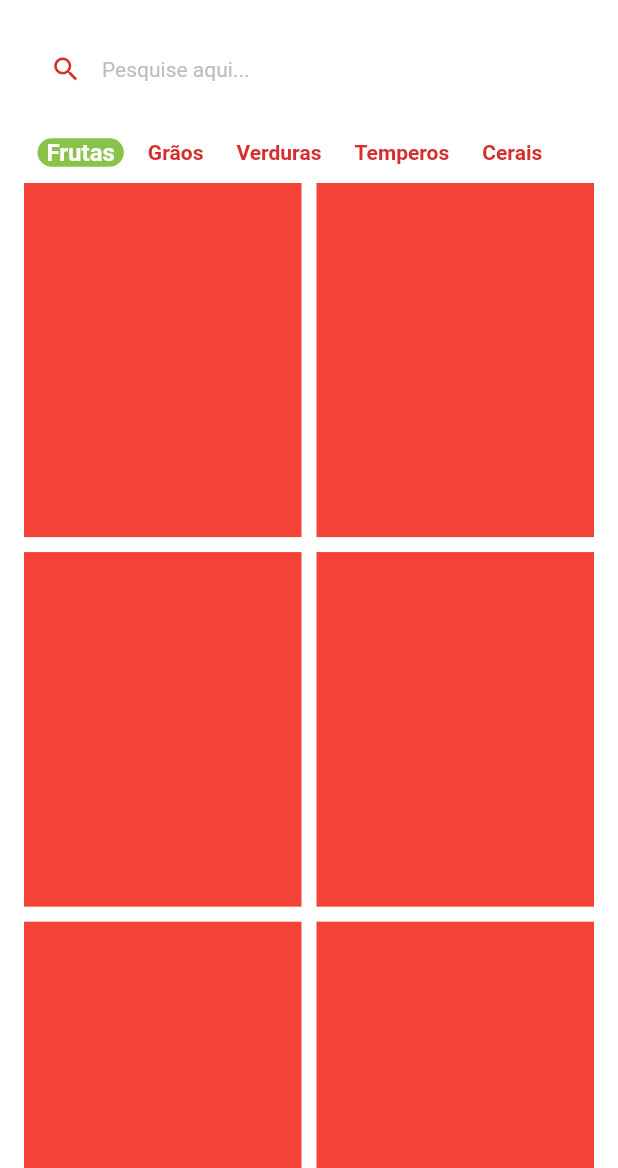
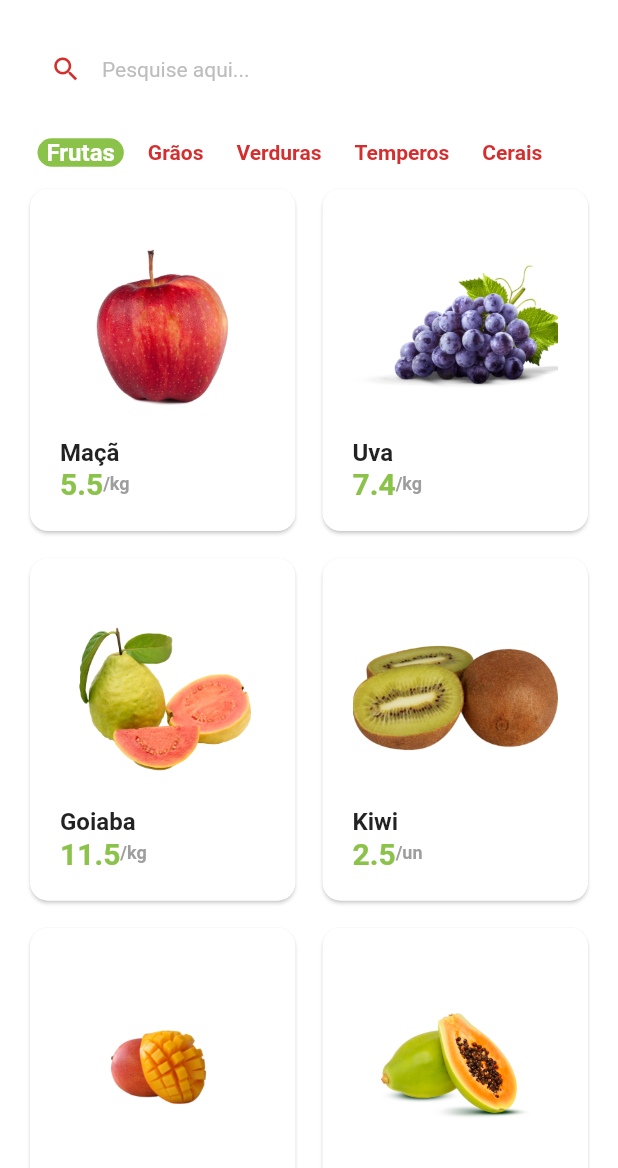
Before and after one commit to jeziel-jr/green-grocer, a Flutter app: the HomeTab screen opened directly, on a phone screen of 412 x 824 dp, the part 68-1236 px from its top. Run offline on Flutter 3.47's test engine with Material 2 defaults, Android fonts, the phone set to English and light mode, and no system bars; drawn by our look-alikes of badges; our stand-ins replace animated_text_kit, mask_text_input_formatter.

Commit message:
create item_tile

```diff
--- /dev/null
+++ b/lib/src/pages/home/components/item_tile.dart
@@ -0,0 +1,60 @@
+import 'package:flutter/material.dart';
+import 'package:greengrocer/src/config/custom_colors.dart';
+import 'package:greengrocer/src/models/item_model.dart';
+
+class ItemTile extends StatelessWidget {
+  const ItemTile({super.key, required this.item});
+
+  final ItemModel item;
+
+  @override
+  Widget build(BuildContext context) {
+    return Card(
+      elevation: 1,
+      shadowColor: Colors.grey.shade300,
+      shape: RoundedRectangleBorder(
+        borderRadius: BorderRadius.circular(12),
+      ),
+      child: Padding(
+        padding: const EdgeInsets.all(20),
+        child: Column(
+          crossAxisAlignment: CrossAxisAlignment.stretch,
+          children: [
+            // imagem
+            Expanded(child: Image.asset(item.imgUrl)),
+            // nome
+            Text(
+              item.itemName,
+              style: const TextStyle(
+                fontSize: 16,
+                fontWeight: FontWeight.bold,
+              ),
+            ),
+
+            // preço - Unidade
+            Row(
+              children: [
+                Text(
+                  item.price.toString(),
+                  style: TextStyle(
+                    fontWeight: FontWeight.bold,
+                    fontSize: 20,
+                    color: CustomColors.customSwatchColor,
+                  ),
+                ),
+                Text(
+                  '/${item.unit}',
+                  style: TextStyle(
+                    color: Colors.grey.shade500,
+                    fontWeight: FontWeight.bold,
+                    fontSize: 12,
+                  ),
+                ),
+              ],
+            )
+          ],
+        ),
+      ),
+    );
+  }
+}
--- a/lib/src/pages/home/home_tab.dart
+++ b/lib/src/pages/home/home_tab.dart
@@ -1,7 +1,9 @@
 import 'package:badges/badges.dart';
 import 'package:flutter/material.dart';
 import 'package:greengrocer/src/config/custom_colors.dart';
+// ignore: library_prefixes
 import 'package:greengrocer/src/config/app_data.dart' as appData;
+import 'package:greengrocer/src/pages/home/components/item_tile.dart';
 import 'components/category_tile.dart';
 
 class HomeTab extends StatefulWidget {
@@ -136,8 +138,8 @@ class _HomeTabState extends State<HomeTab> {
               ),
               itemCount: appData.items.length,
               itemBuilder: (_, index) {
-                return Container(
-                  color: Colors.red,
+                return ItemTile(
+                  item: appData.items[index],
                 );
               },
             ),
--- a/pubspec.yaml
+++ b/pubspec.yaml
@@ -38,6 +38,7 @@ dependencies:
   animated_text_kit: ^4.2.2
   mask_text_input_formatter: ^2.4.0
   badges: ^2.0.3
+  intl: ^0.17.0
 
 dev_dependencies:
   flutter_test:
```
Also changed, not shown: lib/src/base/base_screen.dart (added, +67 -0 lines), lib/src/config/app_data.dart (+6 -6 lines), pubspec.lock.
